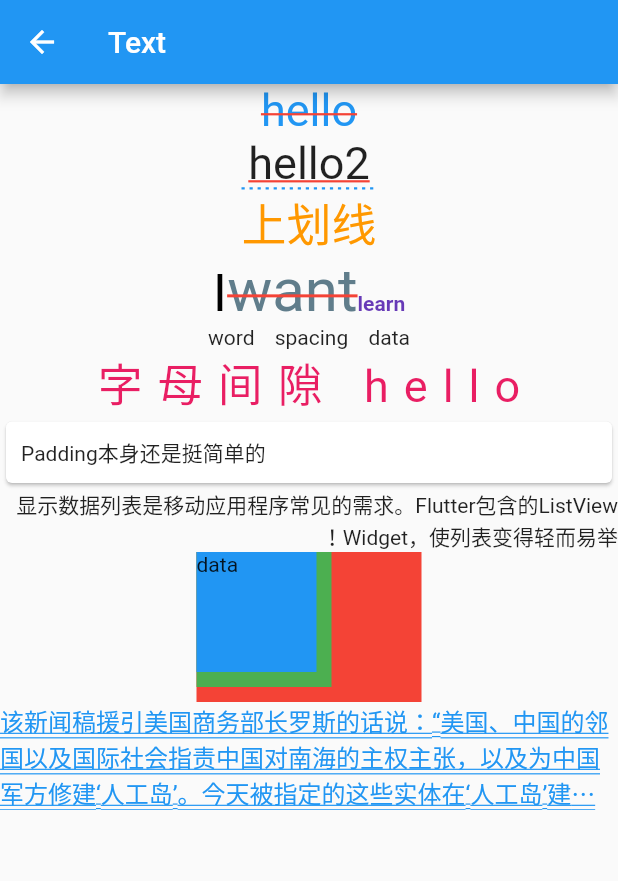
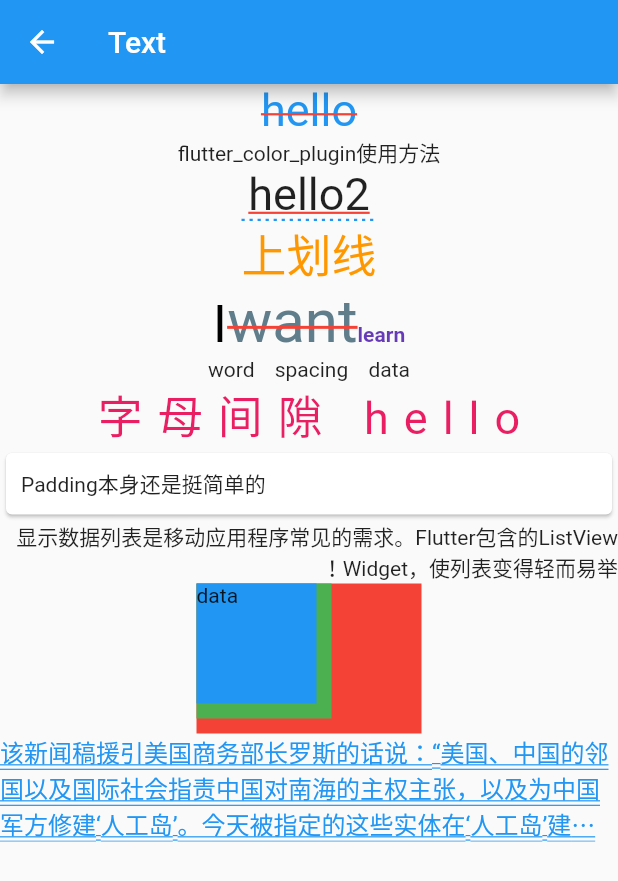
Before and after one commit to samuelhh/newFlutter, a Flutter app: the screen it shows after launch, after a tap on "Text", on a phone screen of 412 x 824 dp. Shown: the top 881 px of the screen. Run offline on Flutter 3.47's test engine with Material 2 defaults, Android fonts, the phone set to English and light mode, and no system bars; our stand-ins replace cached_network_image, flutter_swiper; missing offline and left inert: flutter_color_plugin; network calls fail.

```diff
--- /dev/null
+++ b/lib/pages/IndexPage.dart
@@ -0,0 +1,89 @@
+import 'package:flutter/material.dart';
+import './StaticCard.dart';
+import './ContainerWidget.dart';
+import './CustomScrollViewWidget.dart';
+import './GridViewWidget.dart';
+import './ImageWidget.dart';
+import './TextWidget.dart';
+import './DefaultApp.dart';
+import './FlutterSwiper.dart';
+
+class IndexPage extends StatelessWidget {
+  @override
+  Widget build(BuildContext context) {
+    return Scaffold(
+      appBar: AppBar(
+        title: Text('New Flutter'),
+      ),
+      body: Container(
+        child: MyListView(),
+      ),
+    );
+  }
+}
+
+//MyListView
+class MyListView extends StatelessWidget {
+  @override
+  Widget build(BuildContext context) {
+    return ListView(
+        children: ListTile.divideTiles(context: context, tiles: [
+      ListTile(
+        title: Text("Default"),
+        trailing: Icon(Icons.keyboard_arrow_right),
+        onTap: () => Navigator.push(
+            context, MaterialPageRoute(builder: (context) => DefaultApp())),
+      ),
+      ListTile(
+        title: Text("FlutterSwiper"),
+        trailing: Icon(Icons.keyboard_arrow_right),
+        onTap: () => Navigator.push(
+            context, MaterialPageRoute(builder: (context) => FlutterSwiper())),
+      ),
+      ListTile(
+        title: Text("CustomScrollView"),
+        trailing: Icon(Icons.keyboard_arrow_right),
+        onTap: () {
+          Navigator.push(
+              context,
+              MaterialPageRoute(
+                  builder: (context) => new CustomScrollViewWidget()));
+        },
+      ),
+      ListTile(
+        title: Text("Text"),
+        trailing: Icon(Icons.keyboard_arrow_right),
+        onTap: () {
+          Navigator.push(context,
+              MaterialPageRoute(builder: (context) => new TextWidget()));
+        },
+      ),
+      ListTile(
+        title: Text("Container"),
+        trailing: Icon(Icons.keyboard_arrow_right),
+        onTap: () => Navigator.push(context,
+            MaterialPageRoute(builder: (context) => new ContainerWidget())),
+      ),
+      ListTile(
+        title: Text("Image"),
+        trailing: Icon(Icons.keyboard_arrow_right),
+        onTap: () {
+          Navigator.push(context,
+              MaterialPageRoute(builder: (context) => new ImageWidget()));
+        },
+      ),
+      ListTile(
+        title: Text("GridView"),
+        trailing: Icon(Icons.keyboard_arrow_right),
+        onTap: () => Navigator.push(context,
+            MaterialPageRoute(builder: (context) => new GridViewWidget())),
+      ),
+      ListTile(
+        title: Text("StaticCard"),
+        trailing: Icon(Icons.keyboard_arrow_right),
+        onTap: () => Navigator.push(
+            context, MaterialPageRoute(builder: (context) => StaticCard())),
+      ),
+    ]).toList());
+  }
+}
--- a/lib/pages/MainPage.dart
+++ b/lib/pages/MainPage.dart
@@ -1,89 +1,72 @@
 import 'package:flutter/material.dart';
-import 'package:new_flutter/pages/FlutterSwiper.dart';
-import 'package:new_flutter/pages/StaticCard.dart';
-import './ContainerWidget.dart';
-import './CustomScrollViewWidget.dart';
-import './GridViewWidget.dart';
-import './ImageWidget.dart';
-import './TextWidget.dart';
-import './DefaultApp.dart';
+import './IndexPage.dart';
+import './CartPage.dart';
+import './MsgPage.dart';
+import './PersonPage.dart';
 
-class MainPage extends StatelessWidget {
+class MainPage extends StatefulWidget {
+  @override
+  State<StatefulWidget> createState() {
+    return _MainPage();
+  }
+}
+
+class _MainPage extends State<MainPage> {
+  final List<BottomNavigationBarItem> bottomNavItems = [
+    BottomNavigationBarItem(
+      icon: Icon(Icons.home, color: Colors.grey),
+      activeIcon: Icon(Icons.home, color: Colors.blue),
+      title: Text("首页"),
+
+    ),
+    BottomNavigationBarItem(
+      icon: Icon(Icons.message, color: Colors.grey),
+      activeIcon: Icon(Icons.message, color: Colors.blue),
+      title: Text("消息"),
+    ),
+    BottomNavigationBarItem(
+      icon: Icon(Icons.shopping_cart, color: Colors.grey),
+      activeIcon: Icon(Icons.shopping_cart, color: Colors.blue),
+      title: Text("购物车"),
+    ),
+    BottomNavigationBarItem(
+      icon: Icon(Icons.person, color: Colors.grey),
+      activeIcon: Icon(Icons.person, color: Colors.blue),
+      title: Text("我的"),
+    ),
+  ];
+
+  int _currentIndex;
+
+  final pages = [IndexPage(), MsgPage(), CartPage(), PersonPage()];
+
+  @override
+  void initState() {
+    super.initState();
+    _currentIndex = 0;
+  }
+
   @override
   Widget build(BuildContext context) {
     return Scaffold(
-      appBar: AppBar(
-        title: Text('New Flutter'),
-      ),
-      body: Container(
-        child: MyListView(),
+      body: pages[_currentIndex],
+      bottomNavigationBar: BottomNavigationBar(
+        items: bottomNavItems,
+        currentIndex: _currentIndex,
+        onTap: (index) {
+          _changePage(index);
+        },
+        type: BottomNavigationBarType.fixed,
       ),
     );
   }
-}
 
-//MyListView
-class MyListView extends StatelessWidget {
-  @override
-  Widget build(BuildContext context) {
-    return ListView(
-        children: ListTile.divideTiles(context: context, tiles: [
-      ListTile(
-        title: Text("Default"),
-        trailing: Icon(Icons.keyboard_arrow_right),
-        onTap: () => Navigator.push(
-            context, MaterialPageRoute(builder: (context) => DefaultApp())),
-      ),
-      ListTile(
-        title: Text("FlutterSwiper"),
-        trailing: Icon(Icons.keyboard_arrow_right),
-        onTap: () => Navigator.push(
-            context, MaterialPageRoute(builder: (context) => FlutterSwiper())),
-      ),
-      ListTile(
-        title: Text("CustomScrollView"),
-        trailing: Icon(Icons.keyboard_arrow_right),
-        onTap: () {
-          Navigator.push(
-              context,
-              MaterialPageRoute(
-                  builder: (context) => new CustomScrollViewWidget()));
-        },
-      ),
-      ListTile(
-        title: Text("Text"),
-        trailing: Icon(Icons.keyboard_arrow_right),
-        onTap: () {
-          Navigator.push(context,
-              MaterialPageRoute(builder: (context) => new TextWidget()));
-        },
-      ),
-      ListTile(
-        title: Text("Container"),
-        trailing: Icon(Icons.keyboard_arrow_right),
-        onTap: () => Navigator.push(context,
-            MaterialPageRoute(builder: (context) => new ContainerWidget())),
-      ),
-      ListTile(
-        title: Text("Image"),
-        trailing: Icon(Icons.keyboard_arrow_right),
-        onTap: () {
-          Navigator.push(context,
-              MaterialPageRoute(builder: (context) => new ImageWidget()));
-        },
-      ),
-      ListTile(
-        title: Text("GridView"),
-        trailing: Icon(Icons.keyboard_arrow_right),
-        onTap: () => Navigator.push(context,
-            MaterialPageRoute(builder: (context) => new GridViewWidget())),
-      ),
-      ListTile(
-        title: Text("StaticCard"),
-        trailing: Icon(Icons.keyboard_arrow_right),
-        onTap: () => Navigator.push(
-            context, MaterialPageRoute(builder: (context) => StaticCard())),
-      ),
-    ]).toList());
+//切换页面
+  void _changePage(int index) {
+    if (index != _currentIndex) {
+      setState(() {
+        _currentIndex = index;
+      });
+    }
   }
 }
--- a/lib/pages/TextWidget.dart
+++ b/lib/pages/TextWidget.dart
@@ -1,4 +1,5 @@
 import 'package:flutter/material.dart';
+import 'package:flutter_color_plugin/flutter_color_plugin.dart';
 
 class TextWidget extends StatelessWidget {
   @override
@@ -24,6 +25,12 @@ class MyText extends StatelessWidget {
               fontSize: 30.0,
               decoration: TextDecoration.lineThrough,
               decorationColor: Colors.red),
+        ),
+        Text(
+          'flutter_color_plugin使用方法',//https://pub.dev/packages/flutter_color_plugin
+          style: TextStyle(
+            color: ColorUtil.color('#ff0000'),
+          ),
         ),
         Text(
           'hello2',
--- a/pubspec.yaml
+++ b/pubspec.yaml
@@ -31,6 +31,7 @@ dependencies:
   cached_network_image: ^2.3.1
   transparent_image: ^1.0.0
   flutter_swiper : ^1.1.6
+  flutter_color_plugin: ^0.0.2
 
 dev_dependencies:
   flutter_test:
```
Also changed, not shown: lib/pages/CartPage.dart (added, +13 -0 lines), lib/pages/MsgPage.dart (added, +15 -0 lines), lib/pages/PersonPage.dart (added, +13 -0 lines), pubspec.lock.
